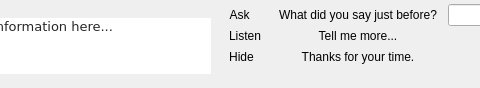
This is src/monty/QUMontyArea.ui in UltraStar-Deluxe/UltraStar-Creator as Qt 5 draws it before an edit; both pictures show x 119 to 599 and y 0 to 88 of the 721 by 88 pixel window. The edited form follows.
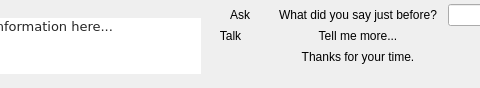
This is the edited form. Icons and pictures are not drawn.

Commit message: Monty is not hideable any longer.

```diff
--- a/src/monty/QUMontyArea.ui
+++ b/src/monty/QUMontyArea.ui
@@ -408,6 +408,12 @@
       </property>
       <item>
        <widget class="QToolButton" name="askMontyBtn">
+        <property name="minimumSize">
+         <size>
+          <width>56</width>
+          <height>0</height>
+         </size>
+        </property>
         <property name="text">
          <string>Ask</string>
         </property>
@@ -426,7 +432,7 @@
       <item>
        <widget class="QToolButton" name="talkMontyBtn">
         <property name="text">
-         <string>Listen</string>
+         <string>Talk</string>
         </property>
         <property name="icon">
          <iconset resource="../resources/UltraStar-Creator.qrc">
@@ -440,23 +446,6 @@
         </property>
        </widget>
       </item>
-      <item>
-       <widget class="QToolButton" name="hideMontyBtn">
-        <property name="text">
-         <string>Hide</string>
-        </property>
-        <property name="icon">
-         <iconset resource="../resources/UltraStar-Creator.qrc">
-          <normaloff>:/icons/eye.png</normaloff>:/icons/eye.png</iconset>
-        </property>
-        <property name="toolButtonStyle">
-         <enum>Qt::ToolButtonTextBesideIcon</enum>
-        </property>
-        <property name="autoRaise">
-         <bool>true</bool>
-        </property>
-       </widget>
-      </item>
       <item>
        <spacer name="verticalSpacer">
         <property name="orientation">
```
